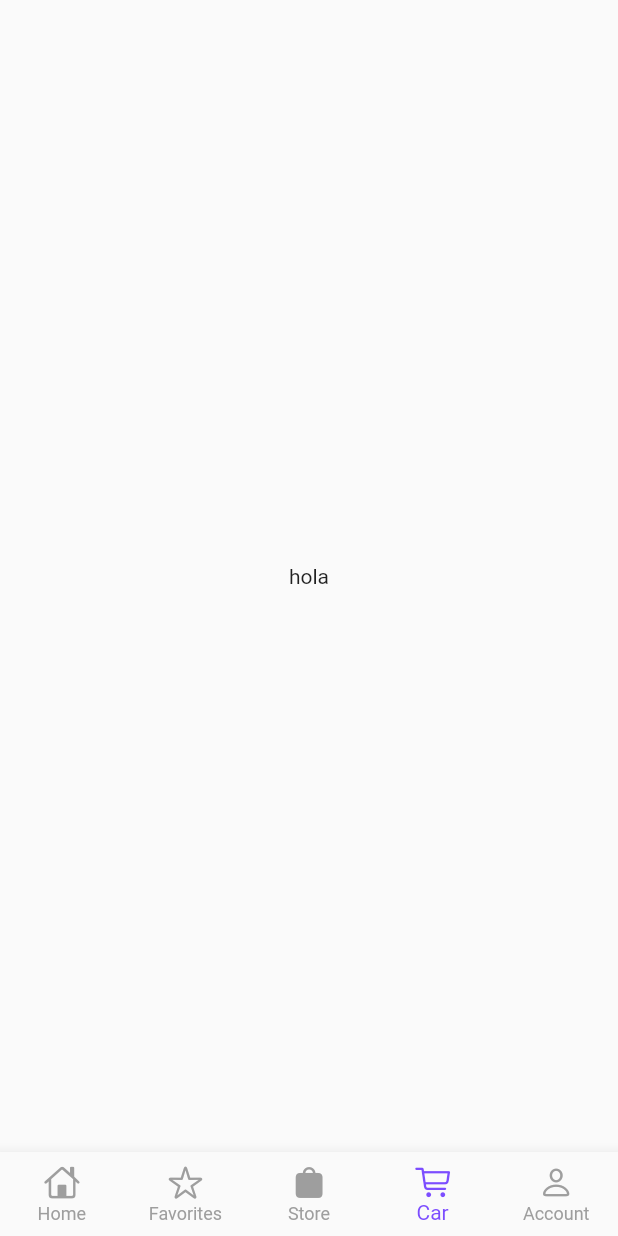
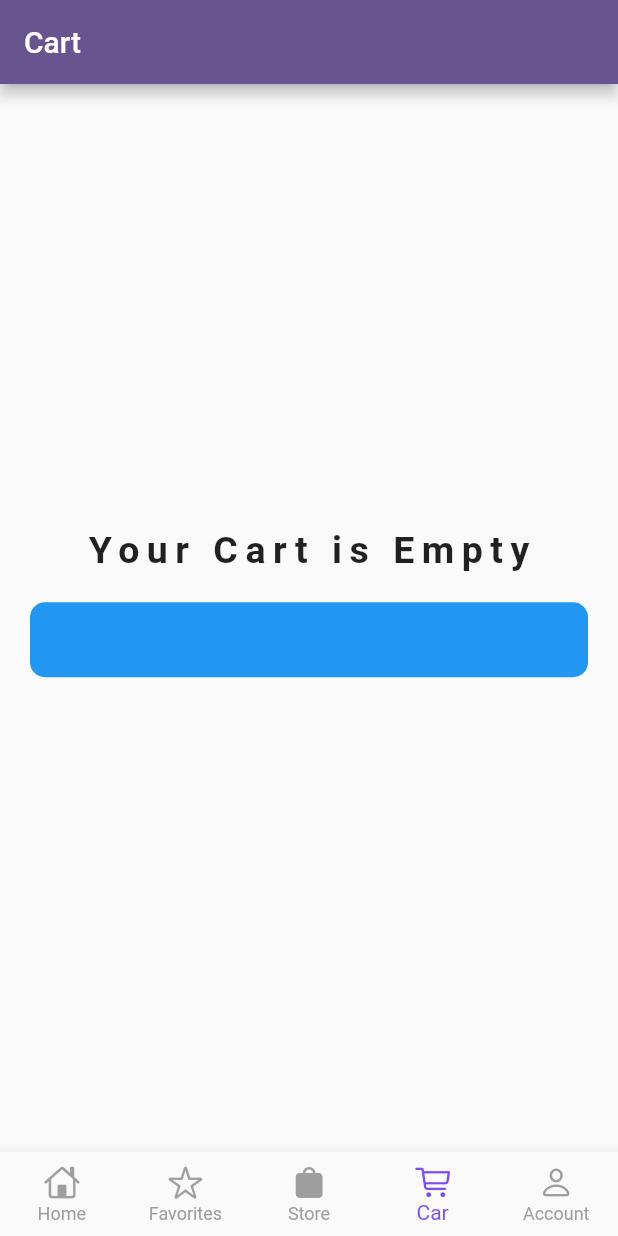
Before and after one commit to JamalMendez/movil-login-page, a Flutter app: the MainScreen screen opened directly, item 4 of the bottom bar chosen, on a phone screen of 412 x 824 dp. Run offline on Flutter 3.47's test engine with Material 3 defaults, Android fonts, the phone set to English and light mode, and no system bars; our stand-ins replace cached_network_image, cloud_firestore, file_picker, firebase_auth, firebase_core, firebase_storage and 5 more; missing offline and left inert: country_state_city_picker, firebase_ui_auth; accounts and stored records are empty.

Commit message:
proyecto al dia

```diff
--- a/lib/views/buyers/nav_screens/car_screen.dart
+++ /dev/null
@@ -1,12 +0,0 @@
-import 'package:flutter/material.dart';
-
-class CarScreen extends StatelessWidget {
-  const CarScreen({super.key});
-
-  @override
-  Widget build(BuildContext context) {
-    return const Center(
-      child: Text('hola'),
-    );
-  }
-}
--- /dev/null
+++ b/lib/views/buyers/nav_screens/cart_screen.dart
@@ -0,0 +1,47 @@
+import 'package:flutter/material.dart';
+import 'package:login_page/views/buyers/nav_screens/main_screen.dart';
+
+class CartScreen extends StatelessWidget {
+  const CartScreen({super.key});
+
+  @override
+  Widget build(BuildContext context) {
+    return
+       Scaffold(
+         appBar: AppBar(
+           title: Text('Cart'),
+         ),
+         body: Center(
+           child: Column(
+             mainAxisAlignment: MainAxisAlignment.center,
+             children: [
+               Text('Your Cart is Empty',
+                     style: TextStyle(
+                letterSpacing: 5,
+                fontSize: 25,
+                fontWeight: FontWeight.bold
+                     ),
+                     ),
+               Padding(padding: EdgeInsets.all(20),
+               child: InkWell(
+                 onTap: (){
+                   Navigator.pushReplacement(context, MaterialPageRoute(builder: (context) {
+                     return MainScreen();
+                   },));
+                 },
+                 child: Container(
+                   width: double.infinity,
+                   height: 50,
+                   decoration: BoxDecoration(
+                     color: Colors.blue,
+                     borderRadius: BorderRadius.circular(10)
+                   ),
+                 ),
+               ),
+               ),
+             ],
+           ),
+         ),
+       );
+  }
+}
--- a/lib/views/buyers/nav_screens/home_screen.dart
+++ b/lib/views/buyers/nav_screens/home_screen.dart
@@ -2,7 +2,7 @@ import 'package:flutter/material.dart';
 import 'package:login_page/views/buyers/widgets/banner_widget.dart';
 import 'package:login_page/views/buyers/widgets/category_item.dart';
 import 'package:login_page/views/buyers/widgets/header_screen.dart';
-import 'package:login_page/views/buyers/widgets/recommend_product.dart';
+import 'package:login_page/views/buyers/widgets/product_widget.dart';
 
 
 class HomeScreen extends StatelessWidget {
@@ -10,13 +10,13 @@ class HomeScreen extends StatelessWidget {
 
   @override
   Widget build(BuildContext context) {
-    return const Scaffold(
+    return Scaffold(
       body: Column(
         children: [
           Header_Screen(),
           BannerWidget(),
           CategoryItem(),
-          RecommendedProductWidget()
+          ProductWidget(),
         ],
       ),
     );
--- a/lib/views/buyers/nav_screens/main_screen.dart
+++ b/lib/views/buyers/nav_screens/main_screen.dart
@@ -1,7 +1,7 @@
 import 'package:flutter/cupertino.dart';
 import 'package:flutter/material.dart';
 import 'package:login_page/views/buyers/nav_screens/account_screen.dart';
-import 'package:login_page/views/buyers/nav_screens/car_screen.dart';
+import 'package:login_page/views/buyers/nav_screens/cart_screen.dart';
 import 'package:login_page/views/buyers/nav_screens/category_screen.dart';
 import 'package:login_page/views/buyers/nav_screens/home_screen.dart';
 import 'package:login_page/views/buyers/nav_screens/store_screen.dart';
@@ -22,7 +22,7 @@ class _MainScreenState extends State<MainScreen> {
     const HomeScreen(),
     const CategoryScreen(),
     const StoreScreen(),
-    const CarScreen(),
+    const CartScreen(),
     //SearchScreen(),
     const AccountScreen()
   ];
```
Also changed, not shown: lib/views/buyers/nav_screens/account_screen.dart (+74 -4 lines), lib/views/buyers/widgets/product_widget.dart (added, +93 -0 lines), pubspec.lock.
